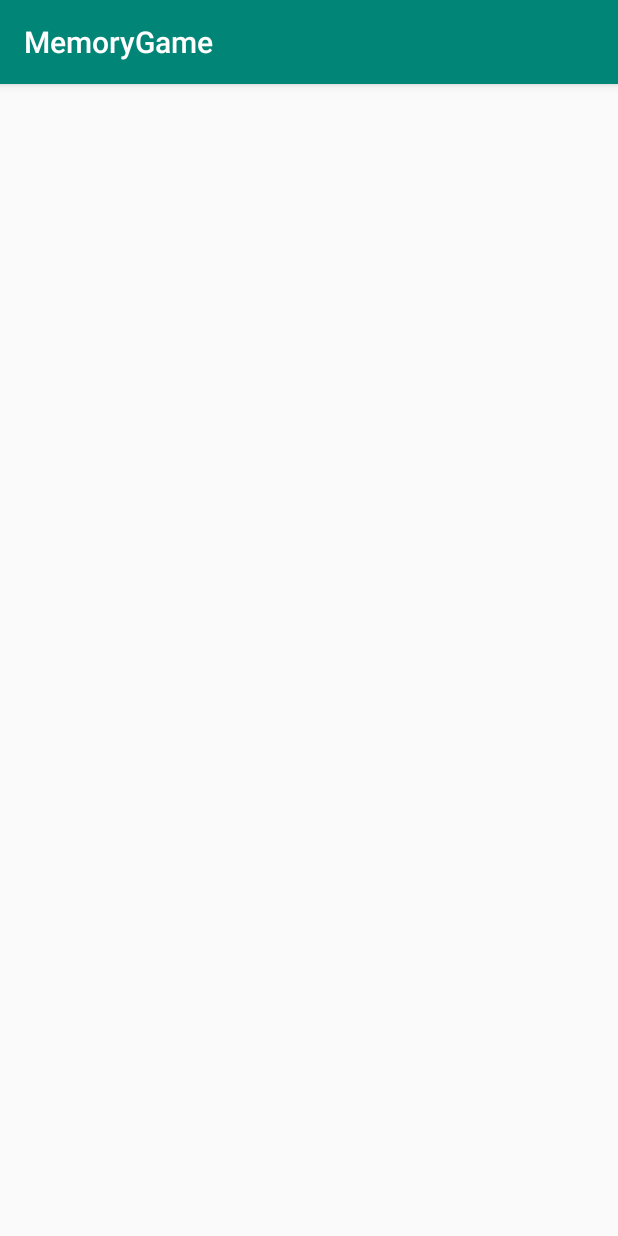
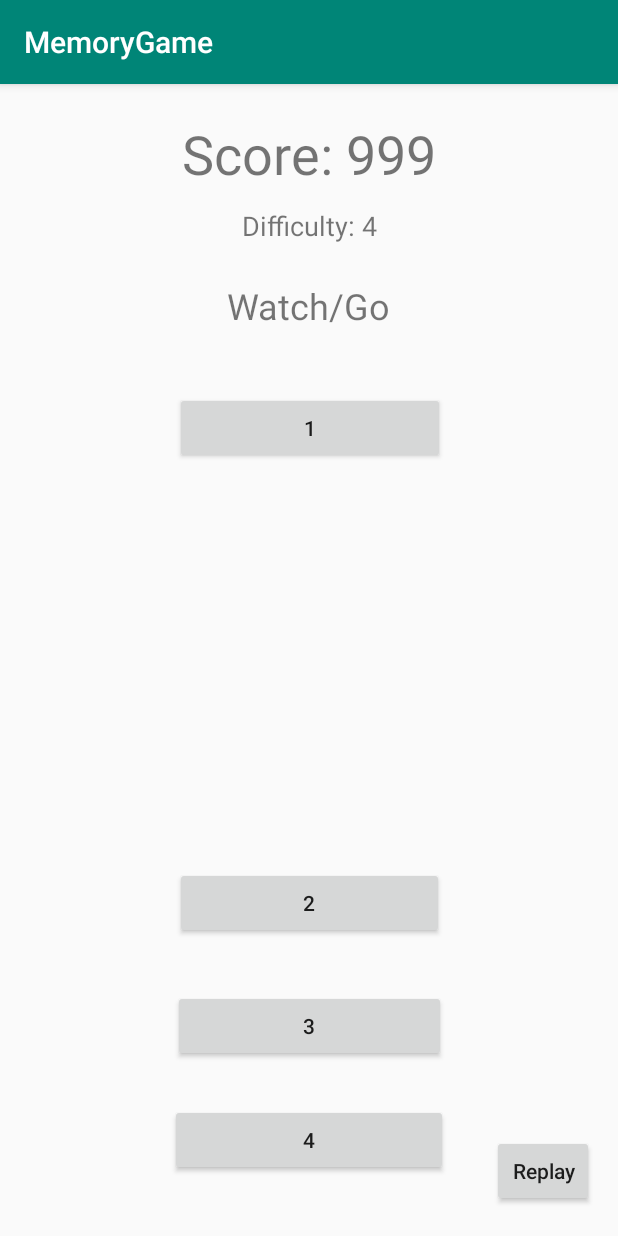
Before and after one commit to tkhenghong/MemoryGame, an Android app: the GameActivity screen opened directly, with no data from a screen before it, on a phone screen of 412 x 824 dp. Run offline under Robolectric (Android 15) with nearby library versions, the phone set to English and light mode, and no system bars.

Commit message:
UI design

```diff
--- a/app/src/main/res/layout/activity_game.xml
+++ b/app/src/main/res/layout/activity_game.xml
@@ -4,6 +4,94 @@
     xmlns:tools="http://schemas.android.com/tools"
     android:layout_width="match_parent"
     android:layout_height="match_parent"
-    tools:context=".GameActivity">
+    tools:context=".GameActivity"
+    android:id="@+id/relativeLayout">
 
+    <TextView
+        android:id="@+id/textScore"
+        android:layout_width="wrap_content"
+        android:layout_height="wrap_content"
+        android:layout_marginTop="22dp"
+        android:text="Score: 999"
+        android:textSize="36sp"
+        app:layout_constraintTop_toTopOf="parent"
+        app:layout_constraintLeft_toLeftOf="parent"
+        app:layout_constraintRight_toRightOf="parent" />
+
+    <TextView
+        android:id="@+id/textDifficulty"
+        android:layout_width="wrap_content"
+        android:layout_height="wrap_content"
+        android:layout_marginTop="82dp"
+        android:text="Difficulty: 4"
+        android:textSize="18sp"
+        app:layout_constraintTop_toTopOf="parent"
+        app:layout_constraintLeft_toLeftOf="parent"
+        app:layout_constraintRight_toRightOf="parent" />
+
+    <TextView
+        android:id="@+id/textWatchGo"
+        android:layout_width="wrap_content"
+        android:layout_height="wrap_content"
+        android:layout_marginTop="131dp"
+        android:text="Watch/Go"
+        android:textSize="24sp"
+        app:layout_constraintTop_toTopOf="parent"
+        app:layout_constraintLeft_toLeftOf="parent"
+        app:layout_constraintRight_toRightOf="parent" />
+
+    <Button
+        android:id="@+id/button2"
+        android:layout_width="180dp"
+        android:layout_height="wrap_content"
+        android:layout_marginTop="186dp"
+        android:layout_marginBottom="8dp"
+        android:text="1"
+        app:layout_constraintBottom_toBottomOf="parent"
+        app:layout_constraintHorizontal_bias="0.504"
+        app:layout_constraintLeft_toLeftOf="parent"
+        app:layout_constraintRight_toRightOf="parent"
+        app:layout_constraintTop_toTopOf="parent"
+        app:layout_constraintVertical_bias="0.037" />
+
+    <Button
+        android:id="@+id/button3"
+        android:layout_width="179dp"
+        android:layout_height="wrap_content"
+        android:layout_marginBottom="198dp"
+        android:text="2"
+        app:layout_constraintBottom_toBottomOf="parent"
+        app:layout_constraintLeft_toLeftOf="parent"
+        app:layout_constraintRight_toRightOf="parent" />
+
+    <Button
+        android:id="@+id/button4"
+        android:layout_width="182dp"
+        android:layout_height="wrap_content"
+        android:layout_marginBottom="116dp"
+        android:text="3"
+        app:layout_constraintBottom_toBottomOf="parent"
+        app:layout_constraintLeft_toLeftOf="parent"
+        app:layout_constraintRight_toRightOf="parent" />
+
+    <Button
+        android:id="@+id/button5"
+        android:layout_width="185dp"
+        android:layout_height="wrap_content"
+        android:layout_marginBottom="40dp"
+        android:text="4"
+        app:layout_constraintBottom_toBottomOf="parent"
+        app:layout_constraintLeft_toLeftOf="parent"
+        app:layout_constraintRight_toRightOf="parent" />
+
+    <Button
+        android:id="@+id/buttonReplay"
+        android:layout_width="68dp"
+        android:layout_height="wrap_content"
+        android:layout_marginEnd="16dp"
+        android:layout_marginBottom="19dp"
+        android:text="Replay"
+        android:textAllCaps="false"
+        app:layout_constraintBottom_toBottomOf="parent"
+        app:layout_constraintEnd_toEndOf="parent" />
 </android.support.constraint.ConstraintLayout>
```
Also changed, not shown: app/src/main/java/com/packtpub/memorygame/MainActivity.java (+17 -1 lines), app/src/main/res/layout/activity_main.xml (+32 -3 lines), app/src/main/res/mipmap-xxhdpi/androidlogo.png (added).
